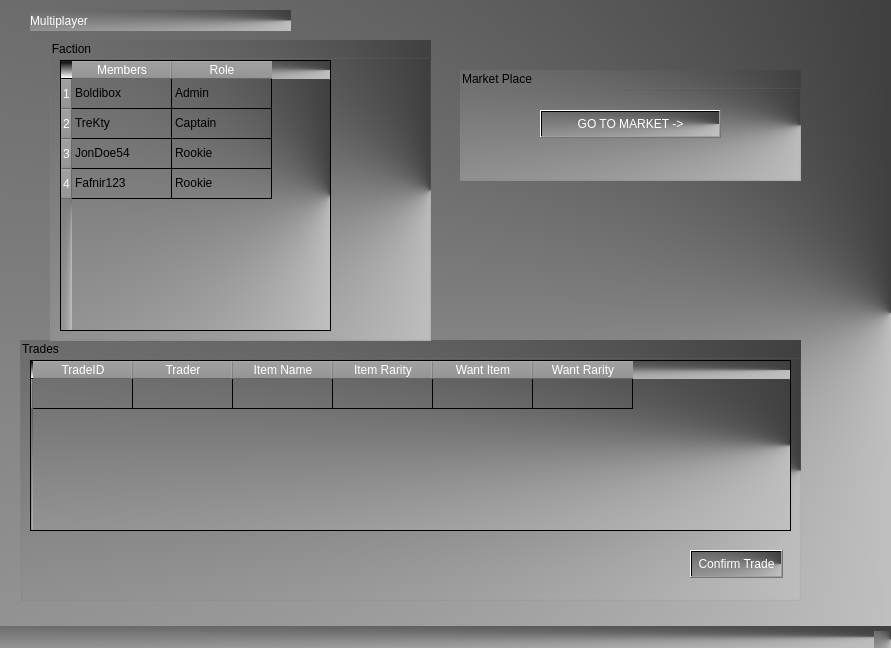
First picture: the form in Multiplayer.ui, repository senormaarij/DBS_Project_GameManageSys, before the edit.
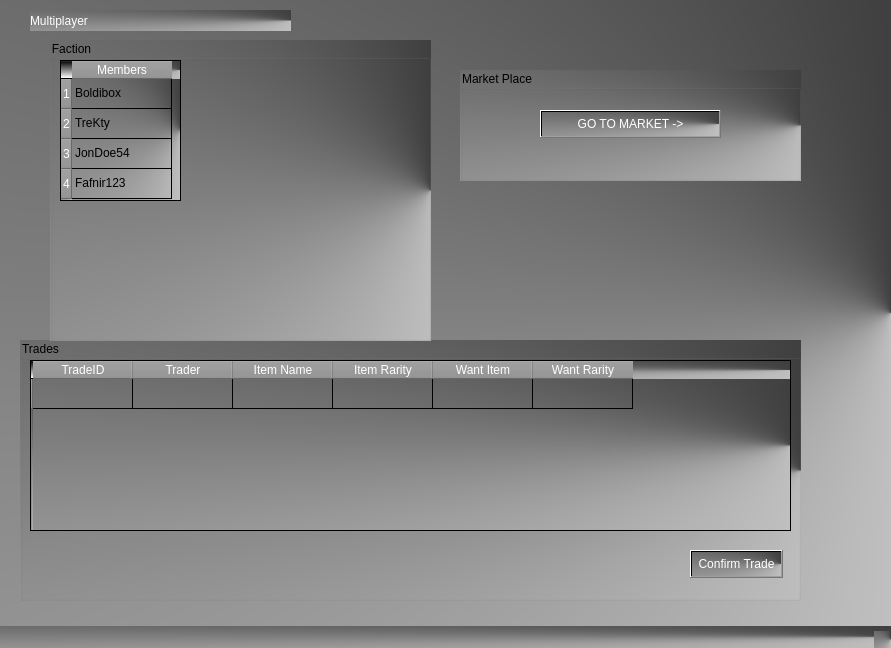
Second picture: the form after the edit.

Commit message:
Faction Table added
LESSSSSSSSGOOOOOOOOO!!!!!

```diff
--- a/Multiplayer.ui
+++ b/Multiplayer.ui
@@ -133,8 +133,8 @@
       <rect>
        <x>10</x>
        <y>20</y>
-       <width>271</width>
-       <height>271</height>
+       <width>121</width>
+       <height>141</height>
       </rect>
      </property>
      <property name="styleSheet">
@@ -169,51 +169,26 @@
        <string>Members</string>
       </property>
      </column>
-     <column>
-      <property name="text">
-       <string>Role</string>
-      </property>
-     </column>
      <item row="0" column="0">
       <property name="text">
        <string>Boldibox </string>
       </property>
      </item>
-     <item row="0" column="1">
-      <property name="text">
-       <string>Admin</string>
-      </property>
-     </item>
      <item row="1" column="0">
       <property name="text">
        <string>TreKty</string>
       </property>
      </item>
-     <item row="1" column="1">
-      <property name="text">
-       <string>Captain</string>
-      </property>
-     </item>
      <item row="2" column="0">
       <property name="text">
        <string>JonDoe54</string>
       </property>
      </item>
-     <item row="2" column="1">
-      <property name="text">
-       <string>Rookie</string>
-      </property>
-     </item>
      <item row="3" column="0">
       <property name="text">
        <string>Fafnir123</string>
       </property>
      </item>
-     <item row="3" column="1">
-      <property name="text">
-       <string>Rookie</string>
-      </property>
-     </item>
     </widget>
    </widget>
    <widget class="QGroupBox" name="groupBox_3">
```
Left out of the diff: 4 changed lines with no effect on the pictures. The commit also changes 1 other file.
